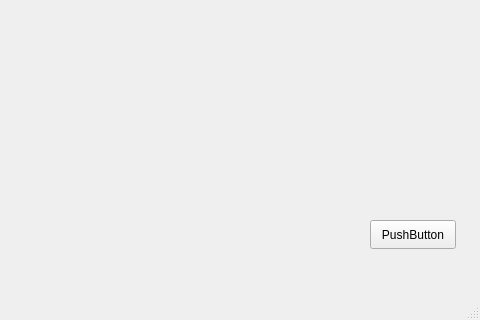
Mex-it/Lab1_002, file app/resources/interface.ui: the form before one commit; both pictures show x 320 to 800 and y 280 to 600 of the 800 by 600 pixel window.
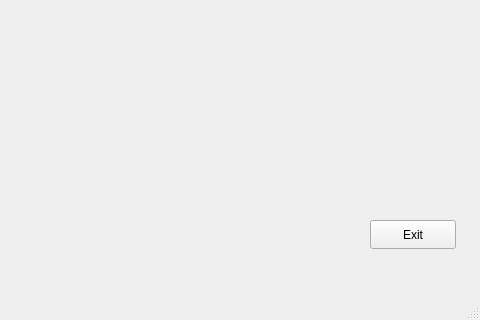
The form after the commit. Custom widgets are drawn as their Qt base class.

Patch:
```diff
--- a/app/resources/interface.ui
+++ b/app/resources/interface.ui
@@ -34,7 +34,7 @@
      </rect>
     </property>
     <property name="text">
-     <string>PushButton</string>
+     <string>Exit</string>
     </property>
    </widget>
   </widget>
```
